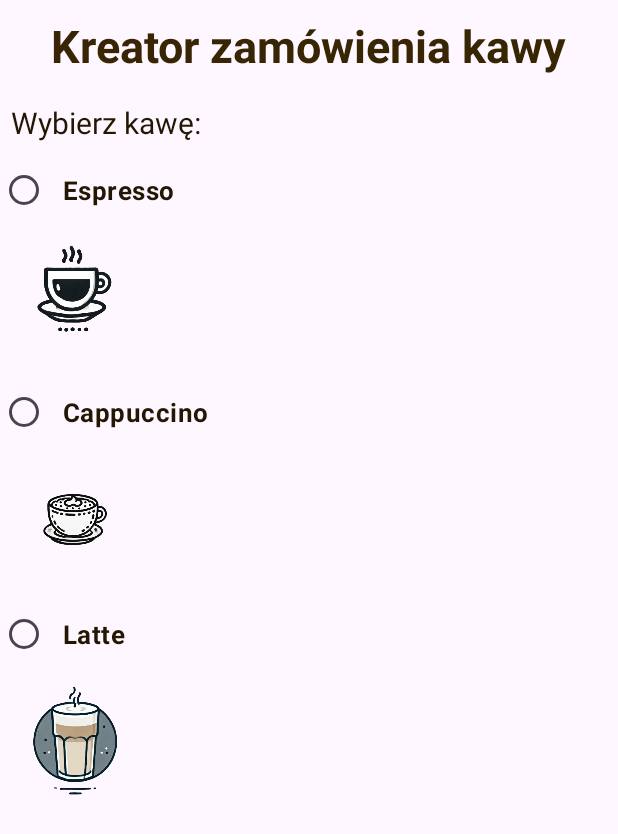
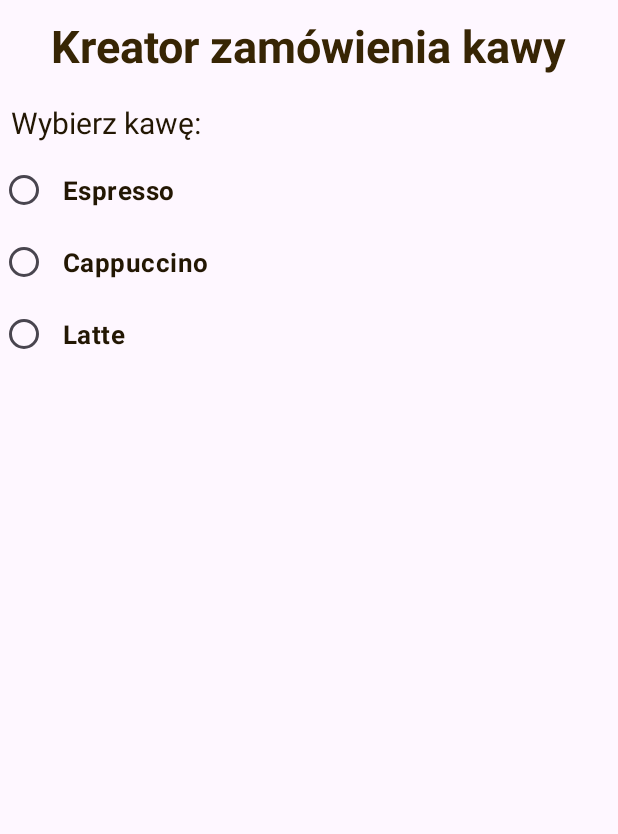
Before and after one commit to probula/Kreator-Kawy, an Android app: the screen it shows after launch (MainActivity), on a phone screen of 412 x 824 dp. Shown: the top 834 px of the screen. Run offline under Robolectric (Android 15) with nearby library versions, the phone set to English and light mode, and no system bars.

Commit message:
images are changing after clicking radiobuttons

```diff
--- a/app/src/main/java/com/example/kreator_kawy/MainActivity.kt
+++ b/app/src/main/java/com/example/kreator_kawy/MainActivity.kt
@@ -1,6 +1,9 @@
 package com.example.kreator_kawy
 
 import android.os.Bundle
+import android.provider.MediaStore.Audio.Radio
+import android.widget.ImageView
+import android.widget.RadioButton
 import androidx.activity.enableEdgeToEdge
 import androidx.appcompat.app.AppCompatActivity
 import androidx.core.view.ViewCompat
@@ -16,5 +19,20 @@ class MainActivity : AppCompatActivity() {
             v.setPadding(systemBars.left, systemBars.top, systemBars.right, systemBars.bottom)
             insets
         }
+
+        val image: ImageView = findViewById(R.id.imageCoffee)
+        val imgEspresso: RadioButton = findViewById(R.id.rbEspresso)
+        val imgCappuccino: RadioButton = findViewById(R.id.rbCappuccino)
+        val imgLatte: RadioButton = findViewById(R.id.rbLatte)
+
+        imgEspresso.setOnClickListener{
+            image.setImageResource(R.drawable.espressozdj)
+        }
+        imgCappuccino.setOnClickListener{
+            image.setImageResource(R.drawable.cappuccinozdj)
+        }
+        imgLatte.setOnClickListener{
+            image.setImageResource(R.drawable.lattezdj)
+        }
     }
 }
--- a/app/src/main/res/layout/activity_main.xml
+++ b/app/src/main/res/layout/activity_main.xml
@@ -27,6 +27,9 @@
         android:textColor="#231703"
         android:textSize="20dp" />
 
+    <RadioGroup
+        android:layout_width="wrap_content"
+        android:layout_height="wrap_content">
         <RadioButton
             android:id="@+id/rbEspresso"
             android:layout_width="wrap_content"
@@ -37,13 +40,6 @@
             android:textColor="#231703"
             android:textSize="17dp"/>
 
-    <ImageView
-        android:layout_width="100dp"
-        android:layout_height="100dp"
-        android:contentDescription="espresso"
-        android:scaleType="centerCrop"
-        android:src="@drawable/espressozdj"/>
-
         <RadioButton
             android:id="@+id/rbCappuccino"
             android:layout_width="wrap_content"
@@ -53,13 +49,6 @@
             android:textStyle="bold"
             android:textColor="#231703"
             android:textSize="17dp"/>
-
-    <ImageView
-        android:layout_width="100dp"
-        android:layout_height="100dp"
-        android:contentDescription="cappuccino"
-        android:scaleType="centerCrop"
-        android:src="@drawable/cappuccinozdj"/>
 
         <RadioButton
             android:id="@+id/rbLatte"
@@ -72,12 +61,12 @@
             android:textSize="17dp"/>
 
         <ImageView
-        android:layout_width="100dp"
-        android:layout_height="100dp"
-        android:contentDescription="latte"
-        android:scaleType="centerCrop"
-        android:src="@drawable/lattezdj"/>
-
+            android:id="@+id/imageCoffee"
+            android:layout_width="200dp"
+            android:layout_height="200dp"
+            android:contentDescription="coffee"
+            android:scaleType="centerCrop"/>
+    </RadioGroup>
 
 
 </LinearLayout>
```
Lines whose indentation alone changed are shown as unchanged.
